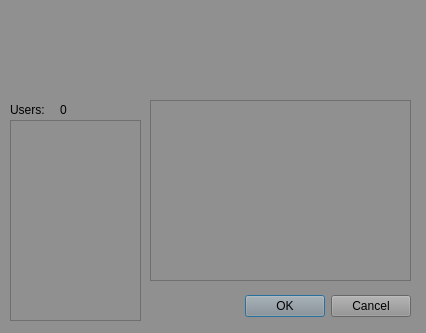
This is awesumserver.ui in Carragher/awesum-o as Qt 5 draws it before an edit. The edited form follows.
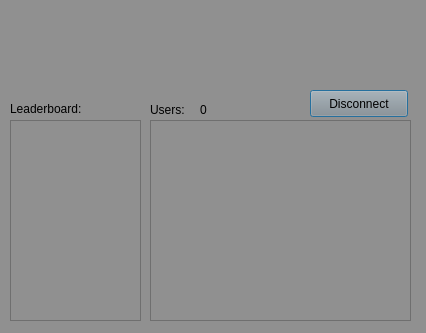
This is the edited form. Icons and pictures are not drawn.

Patch:
```diff
--- a/awesumserver.ui
+++ b/awesumserver.ui
@@ -10,28 +10,103 @@
     <height>333</height>
    </rect>
   </property>
+  <property name="palette">
+   <palette>
+    <active>
+     <colorrole role="Button">
+      <brush brushstyle="SolidPattern">
+       <color alpha="255">
+        <red>190</red>
+        <green>190</green>
+        <blue>190</blue>
+       </color>
+      </brush>
+     </colorrole>
+     <colorrole role="Base">
+      <brush brushstyle="SolidPattern">
+       <color alpha="255">
+        <red>144</red>
+        <green>144</green>
+        <blue>144</blue>
+       </color>
+      </brush>
+     </colorrole>
+     <colorrole role="Window">
+      <brush brushstyle="SolidPattern">
+       <color alpha="255">
+        <red>144</red>
+        <green>144</green>
+        <blue>144</blue>
+       </color>
+      </brush>
+     </colorrole>
+    </active>
+    <inactive>
+     <colorrole role="Button">
+      <brush brushstyle="SolidPattern">
+       <color alpha="255">
+        <red>190</red>
+        <green>190</green>
+        <blue>190</blue>
+       </color>
+      </brush>
+     </colorrole>
+     <colorrole role="Base">
+      <brush brushstyle="SolidPattern">
+       <color alpha="255">
+        <red>144</red>
+        <green>144</green>
+        <blue>144</blue>
+       </color>
+      </brush>
+     </colorrole>
+     <colorrole role="Window">
+      <brush brushstyle="SolidPattern">
+       <color alpha="255">
+        <red>144</red>
+        <green>144</green>
+        <blue>144</blue>
+       </color>
+      </brush>
+     </colorrole>
+    </inactive>
+    <disabled>
+     <colorrole role="Button">
+      <brush brushstyle="SolidPattern">
+       <color alpha="255">
+        <red>190</red>
+        <green>190</green>
+        <blue>190</blue>
+       </color>
+      </brush>
+     </colorrole>
+     <colorrole role="Base">
+      <brush brushstyle="SolidPattern">
+       <color alpha="255">
+        <red>144</red>
+        <green>144</green>
+        <blue>144</blue>
+       </color>
+      </brush>
+     </colorrole>
+     <colorrole role="Window">
+      <brush brushstyle="SolidPattern">
+       <color alpha="255">
+        <red>144</red>
+        <green>144</green>
+        <blue>144</blue>
+       </color>
+      </brush>
+     </colorrole>
+    </disabled>
+   </palette>
+  </property>
   <property name="windowTitle">
    <string>Awesum Server</string>
   </property>
   <property name="styleSheet">
    <string notr="true">background-color:rgb(144, 144, 144)</string>
   </property>
-  <widget class="QDialogButtonBox" name="buttonBox">
-   <property name="geometry">
-    <rect>
-     <x>230</x>
-     <y>290</y>
-     <width>181</width>
-     <height>32</height>
-    </rect>
-   </property>
-   <property name="orientation">
-    <enum>Qt::Horizontal</enum>
-   </property>
-   <property name="standardButtons">
-    <set>QDialogButtonBox::Cancel|QDialogButtonBox::Ok</set>
-   </property>
-  </widget>
   <widget class="QLabel" name="label">
    <property name="geometry">
     <rect>
@@ -73,7 +148,7 @@
   <widget class="QLabel" name="usrlbl">
    <property name="geometry">
     <rect>
-     <x>10</x>
+     <x>150</x>
      <y>100</y>
      <width>41</width>
      <height>20</height>
@@ -86,7 +161,7 @@
   <widget class="QLabel" name="lblConnected">
    <property name="geometry">
     <rect>
-     <x>60</x>
+     <x>200</x>
      <y>100</y>
      <width>61</width>
      <height>20</height>
@@ -97,14 +172,108 @@
    </property>
   </widget>
   <widget class="QPlainTextEdit" name="txtLog">
+   <property name="enabled">
+    <bool>false</bool>
+   </property>
    <property name="geometry">
     <rect>
      <x>150</x>
-     <y>100</y>
+     <y>120</y>
      <width>261</width>
-     <height>181</height>
+     <height>201</height>
     </rect>
    </property>
+   <property name="palette">
+    <palette>
+     <active>
+      <colorrole role="Button">
+       <brush brushstyle="SolidPattern">
+        <color alpha="255">
+         <red>255</red>
+         <green>255</green>
+         <blue>255</blue>
+        </color>
+       </brush>
+      </colorrole>
+      <colorrole role="Base">
+       <brush brushstyle="SolidPattern">
+        <color alpha="255">
+         <red>144</red>
+         <green>144</green>
+         <blue>144</blue>
+        </color>
+       </brush>
+      </colorrole>
+      <colorrole role="Window">
+       <brush brushstyle="SolidPattern">
+        <color alpha="255">
+         <red>144</red>
+         <green>144</green>
+         <blue>144</blue>
+        </color>
+       </brush>
+      </colorrole>
+     </active>
+     <inactive>
+      <colorrole role="Button">
+       <brush brushstyle="SolidPattern">
+        <color alpha="255">
+         <red>255</red>
+         <green>255</green>
+         <blue>255</blue>
+        </color>
+       </brush>
+      </colorrole>
+      <colorrole role="Base">
+       <brush brushstyle="SolidPattern">
+        <color alpha="255">
+         <red>144</red>
+         <green>144</green>
+         <blue>144</blue>
+        </color>
+       </brush>
+      </colorrole>
+      <colorrole role="Window">
+       <brush brushstyle="SolidPattern">
+        <color alpha="255">
+         <red>144</red>
+         <green>144</green>
+         <blue>144</blue>
+        </color>
+       </brush>
+      </colorrole>
+     </inactive>
+     <disabled>
+      <colorrole role="Button">
+       <brush brushstyle="SolidPattern">
+        <color alpha="255">
+         <red>255</red>
+         <green>255</green>
+         <blue>255</blue>
+        </color>
+       </brush>
+      </colorrole>
+      <colorrole role="Base">
+       <brush brushstyle="SolidPattern">
+        <color alpha="255">
+         <red>144</red>
+         <green>144</green>
+         <blue>144</blue>
+        </color>
+       </brush>
+      </colorrole>
+      <colorrole role="Window">
+       <brush brushstyle="SolidPattern">
+        <color alpha="255">
+         <red>144</red>
+         <green>144</green>
+         <blue>144</blue>
+        </color>
+       </brush>
+      </colorrole>
+     </disabled>
+    </palette>
+   </property>
    <property name="autoFillBackground">
     <bool>false</bool>
    </property>
@@ -128,6 +297,32 @@
     <bool>false</bool>
    </property>
   </widget>
+  <widget class="QPushButton" name="btnDisconnect">
+   <property name="geometry">
+    <rect>
+     <x>310</x>
+     <y>90</y>
+     <width>98</width>
+     <height>27</height>
+    </rect>
+   </property>
+   <property name="text">
+    <string>Disconnect</string>
+   </property>
+  </widget>
+  <widget class="QLabel" name="label_3">
+   <property name="geometry">
+    <rect>
+     <x>10</x>
+     <y>100</y>
+     <width>101</width>
+     <height>17</height>
+    </rect>
+   </property>
+   <property name="text">
+    <string>Leaderboard:</string>
+   </property>
+  </widget>
  </widget>
  <resources>
   <include location="images/images.qrc"/>
```
Left out of the diff: 38 changed lines with no effect on the pictures.
